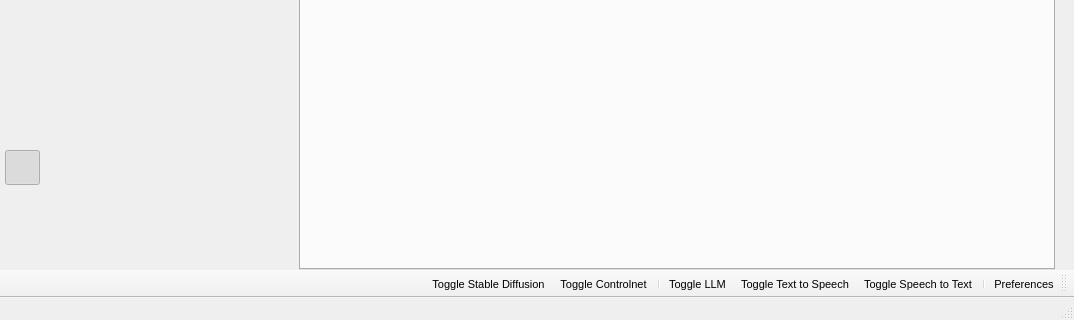
This is src/airunner/components/application/gui/windows/main/templates/main_window.ui in Capsize-Games/airunner as Qt 5 draws it before an edit; both pictures show x 0 to 1074 and y 440 to 760 of the 1074 by 760 pixel window. The edited form follows.
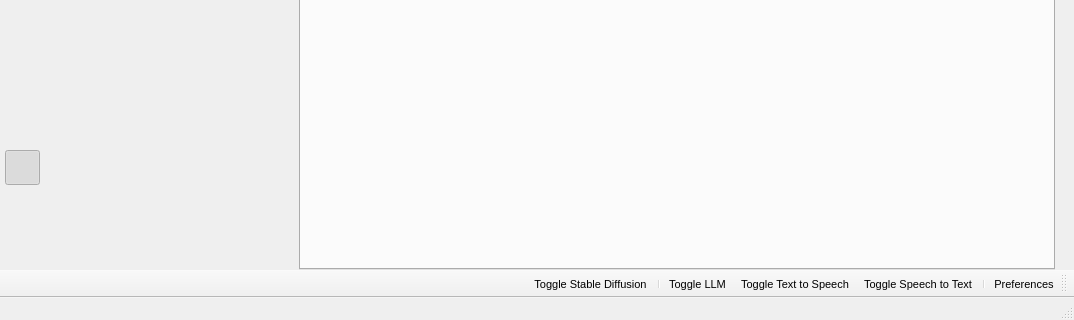
This is the edited form. Icons and pictures are not drawn. Custom widgets are drawn as their Qt base class.

Patch:
```diff
--- a/src/airunner/components/application/gui/windows/main/templates/main_window.ui
+++ b/src/airunner/components/application/gui/windows/main/templates/main_window.ui
@@ -971,7 +971,6 @@
    <addaction name="actionToggle_Text_to_Speech"/>
    <addaction name="actionToggle_LLM"/>
    <addaction name="separator"/>
-   <addaction name="actionToggle_Controlnet"/>
    <addaction name="actionToggle_Stable_Diffusion"/>
   </widget>
   <action name="actionCopy">
@@ -1186,21 +1185,6 @@
     <string>Toggle Stable Diffusion</string>
    </property>
   </action>
-  <action name="actionToggle_Controlnet">
-   <property name="checkable">
-    <bool>true</bool>
-   </property>
-   <property name="checked">
-    <bool>false</bool>
-   </property>
-   <property name="icon">
-    <iconset resource="../../../../../../gui/resources/feather.qrc">
-     <normaloff>:/light/icons/feather/light/crosshair.svg</normaloff>:/light/icons/feather/light/crosshair.svg</iconset>
-   </property>
-   <property name="text">
-    <string>Toggle Controlnet</string>
-   </property>
-  </action>
   <action name="artActionNew">
    <property name="icon">
     <iconset resource="../../../../../../gui/resources/feather.qrc">
```
Left out of the diff: 1 changed line with no effect on the pictures.
